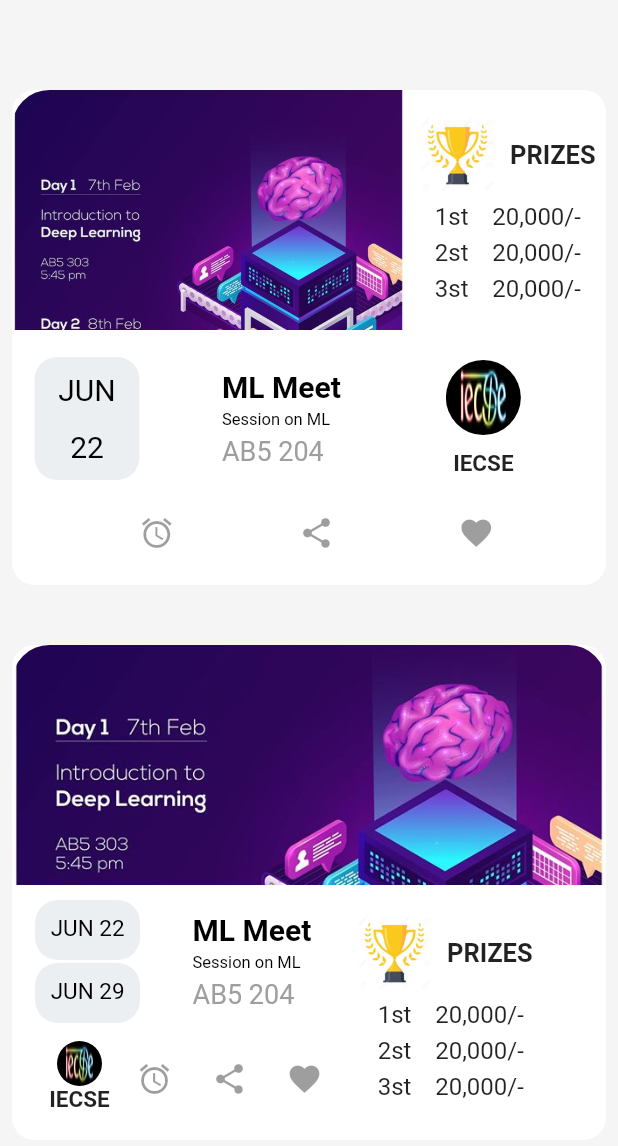
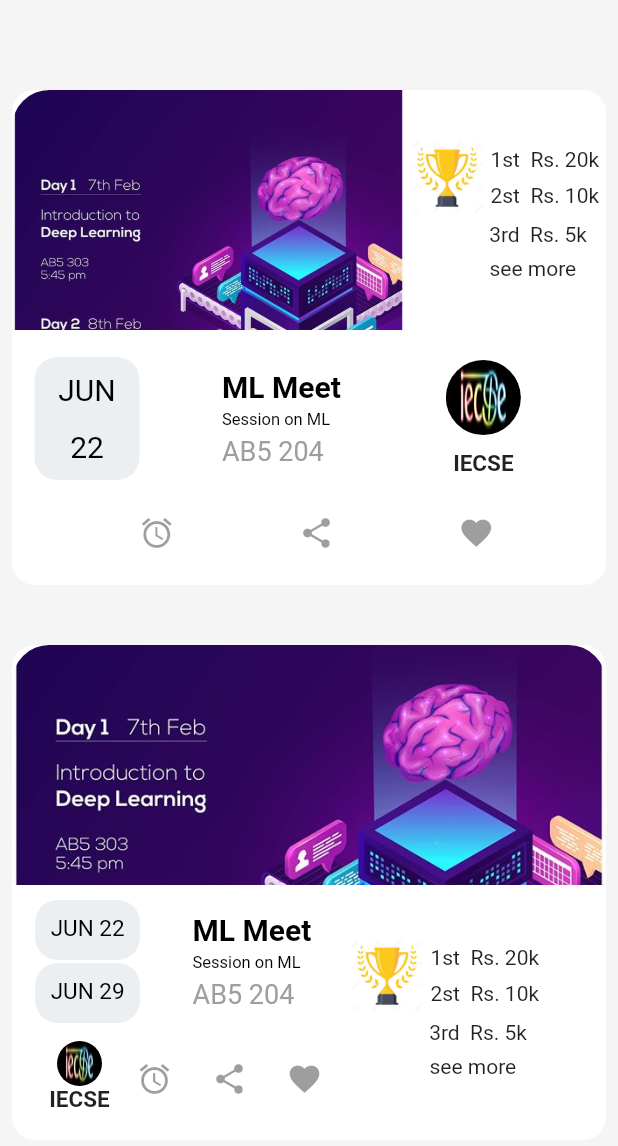
Before and after one commit to NiharikaNeha/Event_Template, a Flutter app: the screen it shows after launch, on a phone screen of 412 x 824 dp. Shown: the top 1146 px of the screen. Run offline on Flutter 3.47's test engine with Material 2 defaults, Android fonts, the phone set to English and light mode, and no system bars.

Commit message:
prizes template pattern changed

```diff
--- a/lib/main.dart
+++ b/lib/main.dart
@@ -50,7 +50,7 @@ class _MyAppState extends State<MyApp> {
                           ),
                         ),
                       ),
-                      SizedBox(width: 10.0,),
+                      SizedBox(width: 3.0,),
                       Column(
                         children: <Widget>[
                           Row(
@@ -66,37 +66,40 @@ class _MyAppState extends State<MyApp> {
                                     )
                                 ),
                               ),
-                              SizedBox(width: 10.0,),
+                              SizedBox(width: 4.0,),
+                              Column(
+                                children: <Widget>[
                                   Text(
-                                'PRIZES',
+                                    '1st  Rs. 20k',
                                     style: TextStyle(
-                                    fontWeight: FontWeight.bold,
-                                    fontSize: 17.0
+                                        fontSize: 14.0
                                     ),
-                              )
+                                  ),
+                                  SizedBox(height: 8.0,),
+                                  Text(
+                                    '2st  Rs. 10k',
+                                    style: TextStyle(
+                                        fontSize: 14.0
+                                    ),
+                                  ),
                                 ],
+                              ),
+                            ],
+                          ),
+                          SizedBox(height: 5.0,),
+                          Text(
+                            '             3rd  Rs. 5k',
+                            style: TextStyle(
+                                fontSize: 14.0
+                            ),
                           ),
                           SizedBox(height: 7.0,),
                           Text(
-                            '1st    20,000/-',
+                            '           see more',
                             style: TextStyle(
-                                fontSize: 16.0
+                                fontSize: 14.0
                             ),
                           ),
-                          SizedBox(height: 5.0,),
-                          Text(
-                            '2st    20,000/-',
-                            style: TextStyle(
-                                fontSize: 16.0
-                            ),
-                          ),
-                          SizedBox(height: 5.0,),
-                          Text(
-                            '3st    20,000/-',
-                            style: TextStyle(
-                                fontSize: 16.0
-                            ),
-                          )
                         ],
                       )
                     ],
@@ -448,7 +451,7 @@ class _MyAppState extends State<MyApp> {
                             )
                           ],
                         ) ,
-                        SizedBox(width: 10.0,),
+                        SizedBox(width: 5.0,),
                         Column(
                           children: <Widget>[
                             Row(
@@ -464,37 +467,40 @@ class _MyAppState extends State<MyApp> {
                                       )
                                   ),
                                 ),
-                                SizedBox(width: 10.0,),
+                                SizedBox(width: 4.0,),
+                                Column(
+                                  children: <Widget>[
                                     Text(
-                                  'PRIZES',
+                                      '1st  Rs. 20k',
                                       style: TextStyle(
-                                    fontWeight: FontWeight.bold,
-                                    fontSize: 17.0
+                                          fontSize: 14.0
                                       ),
-                                )
+                                    ),
+                                    SizedBox(height: 8.0,),
+                                    Text(
+                                      '2st  Rs. 10k',
+                                      style: TextStyle(
+                                          fontSize: 14.0
+                                      ),
+                                    ),
                                   ],
+                                ),
+                              ],
+                            ),
+                            SizedBox(height: 5.0,),
+                            Text(
+                              '             3rd  Rs. 5k',
+                              style: TextStyle(
+                                  fontSize: 14.0
+                              ),
                             ),
                             SizedBox(height: 7.0,),
                             Text(
-                              '  1st    20,000/-',
+                              '           see more',
                               style: TextStyle(
-                                fontSize: 16.0
+                                  fontSize: 14.0
                               ),
                             ),
-                            SizedBox(height: 5.0,),
-                            Text(
-                              '  2st    20,000/-',
-                              style: TextStyle(
-                                  fontSize: 16.0
-                              ),
-                            ),
-                            SizedBox(height: 5.0,),
-                            Text(
-                              '  3st    20,000/-',
-                              style: TextStyle(
-                                  fontSize: 16.0
-                              ),
-                            )
                           ],
                         )
                       ],
```
Lines whose indentation alone changed are shown as unchanged.
